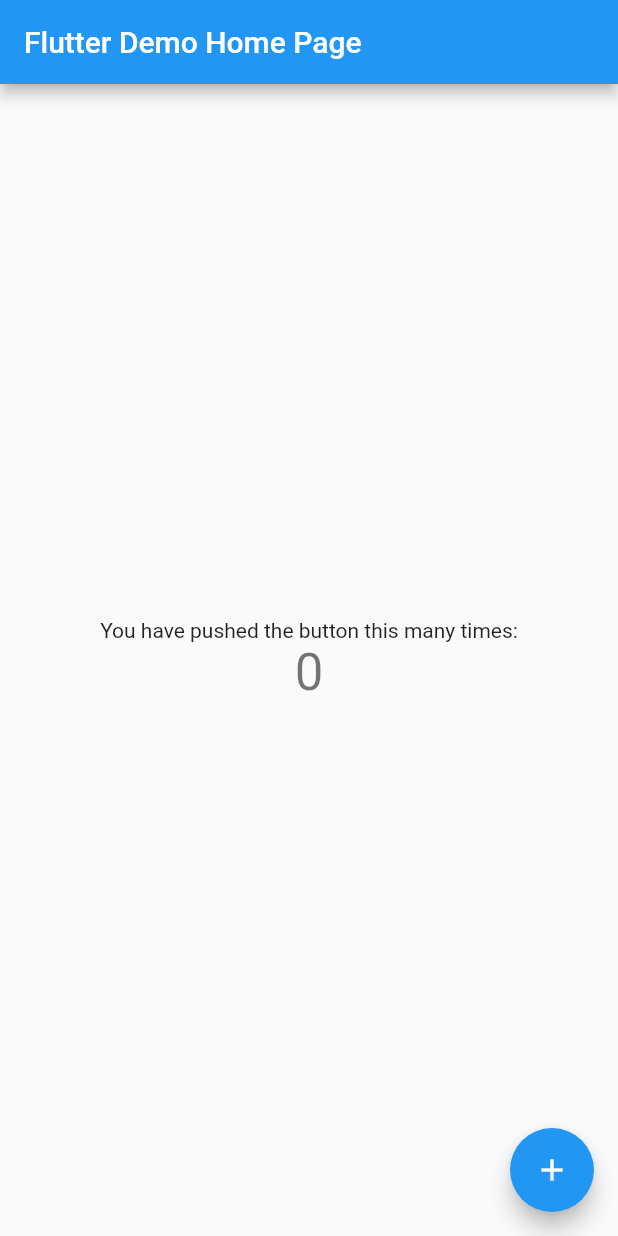
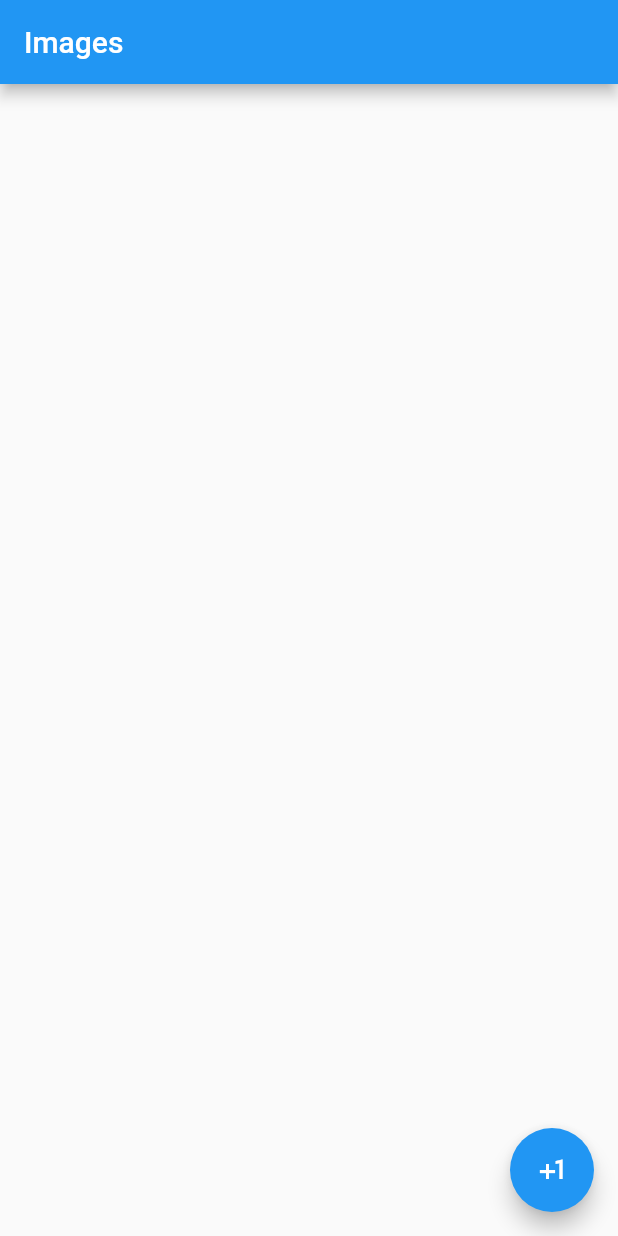
Before and after one commit to MartiinWalsh/image-list-app, a Flutter app: the screen it shows after launch, on a phone screen of 412 x 824 dp. Run offline on Flutter 3.47's test engine with Material 2 defaults, Android fonts, the phone set to English and light mode, and no system bars.

Commit message:
small refactor

```diff
--- a/lib/main.dart
+++ b/lib/main.dart
@@ -1,117 +1,7 @@
 import 'package:flutter/material.dart';
 
+import 'src/app.dart';
+
 void main() {
-  runApp(MyApp());
+  runApp(App());
 }
-
-class MyApp extends StatelessWidget {
-  // This widget is the root of your application.
-  @override
-  Widget build(BuildContext context) {
-    return MaterialApp(
-      title: 'Flutter Demo',
-      theme: ThemeData(
-        // This is the theme of your application.
-        //
-        // Try running your application with "flutter run". You'll see the
-        // application has a blue toolbar. Then, without quitting the app, try
-        // changing the primarySwatch below to Colors.green and then invoke
-        // "hot reload" (press "r" in the console where you ran "flutter run",
-        // or simply save your changes to "hot reload" in a Flutter IDE).
-        // Notice that the counter didn't reset back to zero; the application
-        // is not restarted.
-        primarySwatch: Colors.blue,
-        // This makes the visual density adapt to the platform that you run
-        // the app on. For desktop platforms, the controls will be smaller and
-        // closer together (more dense) than on mobile platforms.
-        visualDensity: VisualDensity.adaptivePlatformDensity,
-      ),
-      home: MyHomePage(title: 'Flutter Demo Home Page'),
-    );
-  }
-}
-
-class MyHomePage extends StatefulWidget {
-  MyHomePage({Key key, this.title}) : super(key: key);
-
-  // This widget is the home page of your application. It is stateful, meaning
-  // that it has a State object (defined below) that contains fields that affect
-  // how it looks.
-
-  // This class is the configuration for the state. It holds the values (in this
-  // case the title) provided by the parent (in this case the App widget) and
-  // used by the build method of the State. Fields in a Widget subclass are
-  // always marked "final".
-
-  final String title;
-
-  @override
-  _MyHomePageState createState() => _MyHomePageState();
-}
-
-class _MyHomePageState extends State<MyHomePage> {
-  int _counter = 0;
-
-  void _incrementCounter() {
-    setState(() {
-      // This call to setState tells the Flutter framework that something has
-      // changed in this State, which causes it to rerun the build method below
-      // so that the display can reflect the updated values. If we changed
-      // _counter without calling setState(), then the build method would not be
-      // called again, and so nothing would appear to happen.
-      _counter++;
-    });
-  }
-
-  @override
-  Widget build(BuildContext context) {
-    // This method is rerun every time setState is called, for instance as done
-    // by the _incrementCounter method above.
-    //
-    // The Flutter framework has been optimized to make rerunning build methods
-    // fast, so that you can just rebuild anything that needs updating rather
-    // than having to individually change instances of widgets.
-    return Scaffold(
-      appBar: AppBar(
-        // Here we take the value from the MyHomePage object that was created by
-        // the App.build method, and use it to set our appbar title.
-        title: Text(widget.title),
-      ),
-      body: Center(
-        // Center is a layout widget. It takes a single child and positions it
-        // in the middle of the parent.
-        child: Column(
-          // Column is also a layout widget. It takes a list of children and
-          // arranges them vertically. By default, it sizes itself to fit its
-          // children horizontally, and tries to be as tall as its parent.
-          //
-          // Invoke "debug painting" (press "p" in the console, choose the
-          // "Toggle Debug Paint" action from the Flutter Inspector in Android
-          // Studio, or the "Toggle Debug Paint" command in Visual Studio Code)
-          // to see the wireframe for each widget.
-          //
-          // Column has various properties to control how it sizes itself and
-          // how it positions its children. Here we use mainAxisAlignment to
-          // center the children vertically; the main axis here is the vertical
-          // axis because Columns are vertical (the cross axis would be
-          // horizontal).
-          mainAxisAlignment: MainAxisAlignment.center,
-          children: <Widget>[
-            Text(
-              'You have pushed the button this many times:',
-            ),
-            Text(
-              '$_counter',
-              style: Theme.of(context).textTheme.headline4,
-            ),
-          ],
-        ),
-      ),
-      floatingActionButton: FloatingActionButton(
-        onPressed: _incrementCounter,
-        tooltip: 'Increment',
-        child: Icon(Icons.add),
-      ), // This trailing comma makes auto-formatting nicer for build methods.
-    );
-  }
-}
--- /dev/null
+++ b/lib/src/app.dart
@@ -0,0 +1,23 @@
+import 'package:flutter/material.dart';
+
+class App extends StatefulWidget {
+  createState() {
+    return AppState();
+  }
+}
+
+class AppState extends State<App> {
+  Widget build(context) {
+    return MaterialApp(
+      home: Scaffold(
+        appBar: AppBar(
+          title: Text('Images'),
+        ),
+        floatingActionButton: FloatingActionButton(
+          child: Icon(Icons.plus_one),
+          onPressed: (() {}),
+        ),
+      ),
+    );
+  }
+}
--- /dev/null
+++ b/lib/src/models/image_model.dart
@@ -0,0 +1,14 @@
+class ImageModel {
+  int id;
+  String url;
+  String title;
+
+  ImageModel(this.id, this.url, this.title);
+
+  // Named constructor
+  ImageModel.fromJson(Map<String, dynamic> parsedJson) {
+    id = parsedJson['id'];
+    url = parsedJson['url'];
+    title = parsedJson['title'];
+  }
+}
```
Also changed, not shown: 1 other file.
